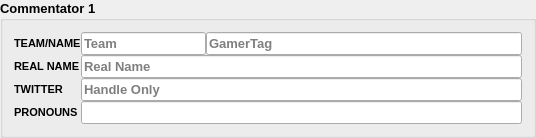
This is src/layout/AutonaCommentary.ui in yuya-tagu/Autona as Qt 5 draws it before an edit. The edited form follows.
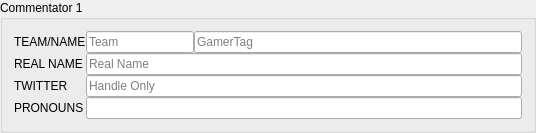
This is the edited form.

Commit message: refactor(ui): 各タブUIのデザインシステム統一とゴミ掃除

The edit to the form file:
```diff
--- a/src/layout/AutonaCommentary.ui
+++ b/src/layout/AutonaCommentary.ui
@@ -10,15 +10,6 @@
     <height>118</height>
    </rect>
   </property>
-  <property name="font">
-   <font>
-    <family>Ubuntu</family>
-    <pointsize>10</pointsize>
-    <weight>75</weight>
-    <italic>false</italic>
-    <bold>true</bold>
-   </font>
-  </property>
   <property name="windowTitle">
    <string>GroupBox</string>
   </property>
@@ -34,15 +25,6 @@
    </property>
    <item row="1" column="0">
     <widget class="QLabel" name="nameLabel">
-     <property name="font">
-      <font>
-       <family>Ubuntu</family>
-       <pointsize>8</pointsize>
-       <weight>75</weight>
-       <italic>false</italic>
-       <bold>true</bold>
-      </font>
-     </property>
      <property name="text">
       <string>TEAM/NAME</string>
      </property>
@@ -61,15 +43,6 @@
          <verstretch>0</verstretch>
         </sizepolicy>
        </property>
-       <property name="font">
-        <font>
-         <family>Ubuntu</family>
-         <pointsize>10</pointsize>
-         <weight>75</weight>
-         <italic>false</italic>
-         <bold>true</bold>
-        </font>
-       </property>
        <property name="placeholderText">
         <string>Team</string>
        </property>
@@ -77,15 +50,6 @@
      </item>
      <item>
       <widget class="QLineEdit" name="name">
-       <property name="font">
-        <font>
-         <family>Ubuntu</family>
-         <pointsize>10</pointsize>
-         <weight>75</weight>
-         <italic>false</italic>
-         <bold>true</bold>
-        </font>
-       </property>
        <property name="placeholderText">
         <string>GamerTag</string>
        </property>
@@ -95,15 +59,6 @@
    </item>
    <item row="2" column="0">
     <widget class="QLabel" name="real_nameLabel">
-     <property name="font">
-      <font>
-       <family>Ubuntu</family>
-       <pointsize>8</pointsize>
-       <weight>75</weight>
-       <italic>false</italic>
-       <bold>true</bold>
-      </font>
-     </property>
      <property name="text">
       <string>REAL NAME</string>
      </property>
@@ -111,15 +66,6 @@
    </item>
    <item row="2" column="1">
     <widget class="QLineEdit" name="real_name">
-     <property name="font">
-      <font>
-       <family>Ubuntu</family>
-       <pointsize>10</pointsize>
-       <weight>75</weight>
-       <italic>false</italic>
-       <bold>true</bold>
-      </font>
-     </property>
      <property name="placeholderText">
       <string>Real Name</string>
      </property>
@@ -127,15 +73,6 @@
    </item>
    <item row="3" column="0">
     <widget class="QLabel" name="twitterLabel">
-     <property name="font">
-      <font>
-       <family>Ubuntu</family>
-       <pointsize>8</pointsize>
-       <weight>75</weight>
-       <italic>false</italic>
-       <bold>true</bold>
-      </font>
-     </property>
      <property name="text">
       <string>TWITTER</string>
      </property>
@@ -143,15 +80,6 @@
    </item>
    <item row="3" column="1">
     <widget class="QLineEdit" name="twitter">
-     <property name="font">
-      <font>
-       <family>Ubuntu</family>
-       <pointsize>10</pointsize>
-       <weight>75</weight>
-       <italic>false</italic>
-       <bold>true</bold>
-      </font>
-     </property>
      <property name="placeholderText">
       <string>Handle Only</string>
      </property>
@@ -159,13 +87,6 @@
    </item>
    <item row="4" column="0">
     <widget class="QLabel" name="pronounLabel">
-     <property name="font">
-      <font>
-       <pointsize>8</pointsize>
-       <weight>75</weight>
-       <bold>true</bold>
-      </font>
-     </property>
      <property name="text">
       <string>PRONOUNS</string>
      </property>
@@ -173,11 +94,6 @@
    </item>
    <item row="4" column="2" colspan="2">
     <widget class="QLineEdit" name="pronoun">
-     <property name="font">
-      <font>
-       <pointsize>10</pointsize>
-      </font>
-     </property>
     </widget>
    </item>
   </layout>
```
The commit also changes 6 other files.
